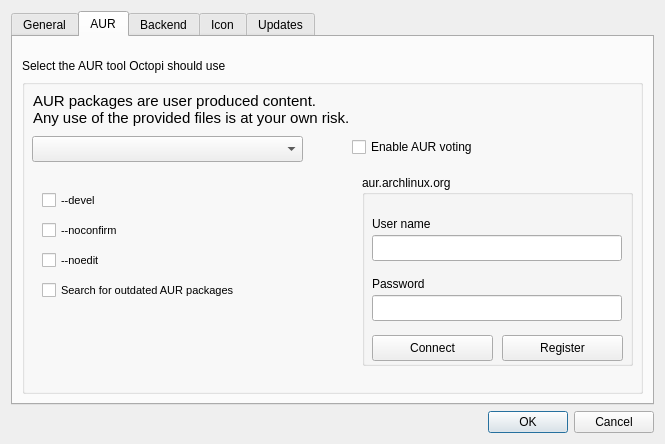
Above: ui/optionsdialog.ui from aarnt/octopi before the change. Below: the same form after it.
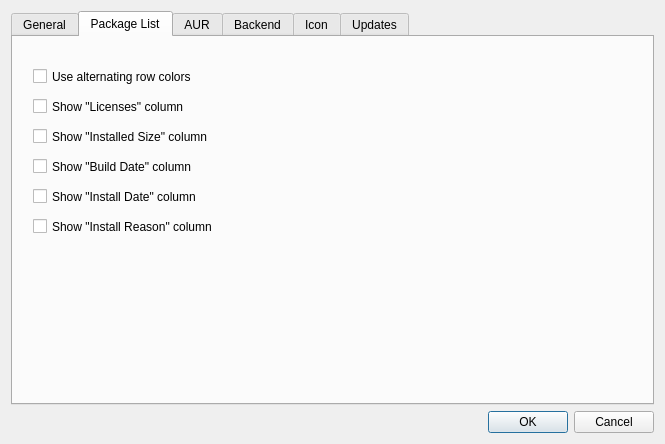
That is the form after the change.

Commit message: - Added option to display "Licenses", "Installed Size", "Build Date", "Install Date" and "Install Reason" columns in the package list; - Added "Install Date" at Info tab; - Added "Licenses" at Info tab while in AUR mode.

```diff
--- a/ui/optionsdialog.ui
+++ b/ui/optionsdialog.ui
@@ -63,19 +63,6 @@
           <string>Show stop transaction button at statusbar</string>
          </property>
         </widget>
-        <widget class="QCheckBox" name="cbUseAlternateRowColor">
-         <property name="geometry">
-          <rect>
-           <x>20</x>
-           <y>148</y>
-           <width>611</width>
-           <height>23</height>
-          </rect>
-         </property>
-         <property name="text">
-          <string>Use alternating row colors in package list</string>
-         </property>
-        </widget>
         <widget class="QCheckBox" name="cbConfirmationDialogInSysUpgrade">
          <property name="geometry">
           <rect>
@@ -103,6 +90,89 @@
          </property>
         </widget>
        </widget>
+       <widget class="QWidget" name="tabPackageList">
+        <attribute name="title">
+         <string>Package List</string>
+        </attribute>
+        <widget class="QCheckBox" name="cbUseAlternateRowColor">
+         <property name="geometry">
+          <rect>
+           <x>20</x>
+           <y>28</y>
+           <width>611</width>
+           <height>23</height>
+          </rect>
+         </property>
+         <property name="text">
+          <string>Use alternating row colors</string>
+         </property>
+        </widget>
+        <widget class="QCheckBox" name="cbShowLicensesColumn">
+         <property name="geometry">
+          <rect>
+           <x>20</x>
+           <y>58</y>
+           <width>611</width>
+           <height>23</height>
+          </rect>
+         </property>
+         <property name="text">
+          <string>Show &quot;Licenses&quot; column</string>
+         </property>
+        </widget>
+        <widget class="QCheckBox" name="cbShowInstalledSizeColumn">
+         <property name="geometry">
+          <rect>
+           <x>20</x>
+           <y>88</y>
+           <width>611</width>
+           <height>23</height>
+          </rect>
+         </property>
+         <property name="text">
+          <string>Show &quot;Installed Size&quot; column</string>
+         </property>
+        </widget>
+        <widget class="QCheckBox" name="cbShowBuildDateColumn">
+         <property name="geometry">
+          <rect>
+           <x>20</x>
+           <y>118</y>
+           <width>611</width>
+           <height>23</height>
+          </rect>
+         </property>
+         <property name="text">
+          <string>Show &quot;Build Date&quot; column</string>
+         </property>
+        </widget>
+        <widget class="QCheckBox" name="cbShowInstallDateColumn">
+         <property name="geometry">
+          <rect>
+           <x>20</x>
+           <y>148</y>
+           <width>611</width>
+           <height>23</height>
+          </rect>
+         </property>
+         <property name="text">
+          <string>Show &quot;Install Date&quot; column</string>
+         </property>
+        </widget>
+        <widget class="QCheckBox" name="cbShowInstallReasonColumn">
+         <property name="geometry">
+          <rect>
+           <x>20</x>
+           <y>178</y>
+           <width>611</width>
+           <height>23</height>
+          </rect>
+         </property>
+         <property name="text">
+          <string>Show &quot;Install Reason&quot; column</string>
+         </property>
+        </widget>
+       </widget>
        <widget class="QWidget" name="tabAUR">
         <attribute name="title">
          <string notr="true">AUR</string>
```
Left out of the diff: 2 changed lines with no effect on the pictures. The commit also changes 23 other files.
